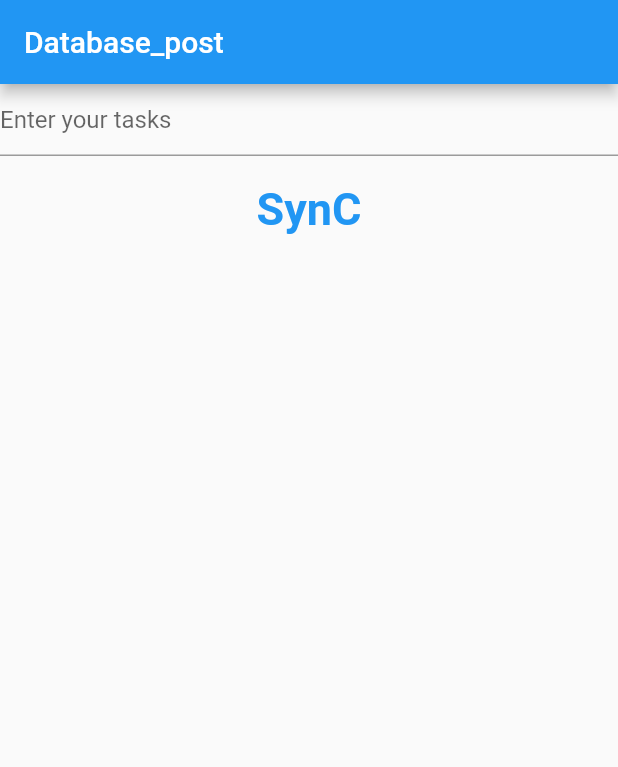
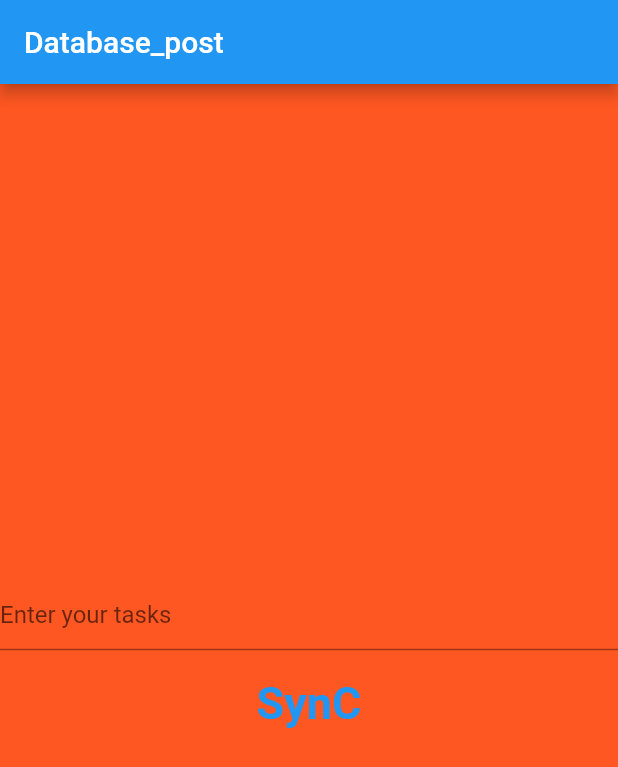
Before and after one commit to asmfahim29/flutter_git, a Flutter app: the screen it shows after launch, on a phone screen of 412 x 824 dp. Shown: the top 767 px of the screen. Run offline on Flutter 3.47's test engine with Material 2 defaults, Android fonts, the phone set to English and light mode, and no system bars; our stand-ins replace sqflite; accounts and stored records are empty.

Commit message:
new branchD added backgrnd and aligning column

```diff
--- a/lib/homepage.dart
+++ b/lib/homepage.dart
@@ -29,10 +29,11 @@ class _MyHomePageState extends State<MyHomePage> {
     return SafeArea(child: Scaffold(
       appBar: AppBar(
         title: Text("Database_post"),
-
       ),
+      backgroundColor: Colors.deepOrange,
       body: Center(
         child: Column(
+          mainAxisAlignment: MainAxisAlignment.center,
           children: [
             TextField(
               controller: _taskEditingController,
```
